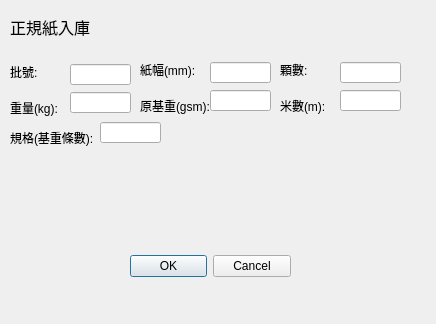
The window that paperinput.ui (Po-haoHuang/huitong-paper) describes before a commit, drawn with Qt 5.
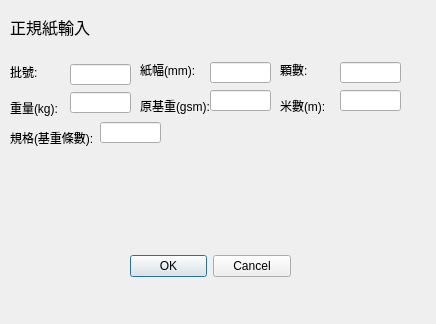
The same window after the commit.

Diff of the .ui file:
```diff
--- a/paperinput.ui
+++ b/paperinput.ui
@@ -270,7 +270,7 @@
     </font>
    </property>
    <property name="text">
-    <string>&lt;html&gt;&lt;head/&gt;&lt;body&gt;&lt;p&gt;正規紙入庫&lt;/p&gt;&lt;/body&gt;&lt;/html&gt;</string>
+    <string>&lt;html&gt;&lt;head/&gt;&lt;body&gt;&lt;p&gt;正規紙輸入&lt;/p&gt;&lt;/body&gt;&lt;/html&gt;</string>
    </property>
    <property name="alignment">
     <set>Qt::AlignLeading|Qt::AlignLeft|Qt::AlignVCenter</set>
```
Left out of the diff: 2 changed lines with no effect on the pictures.
